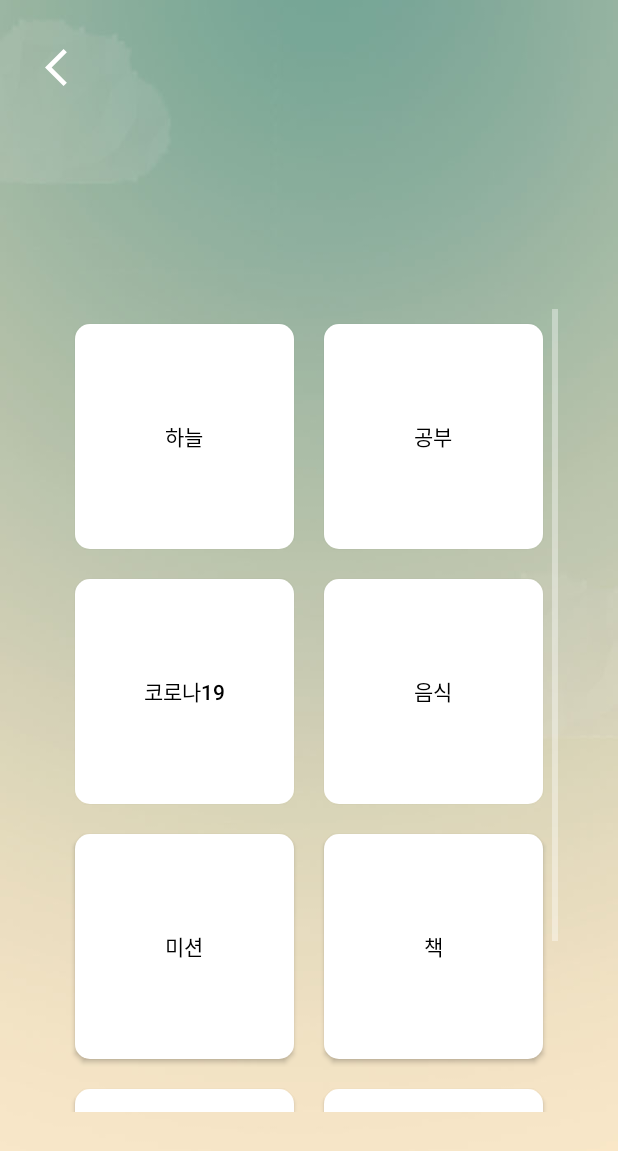
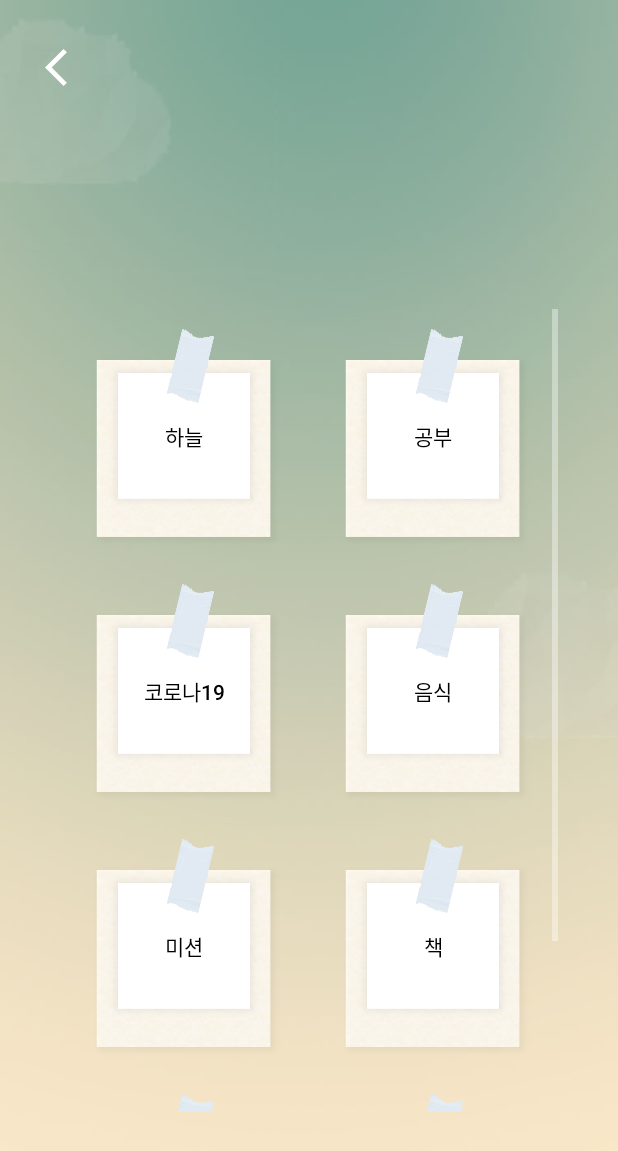
Before and after one commit to IknowAra/TakeToday, an Android app: the Category screen opened directly, with no data from a screen before it, on a phone screen of 412 x 824 dp. Shown: the top 1151 px of the screen. Run offline under Robolectric (Android 15) with nearby library versions, the phone set to English and light mode, and no system bars; our stand-ins replace Firebase (no records; nobody signed in at launch, a user with empty details on screens opened directly).

Commit message:
main 수정

```diff
--- a/app/src/main/java/kr/hs/emirim/cho/taketoday2/Category.kt
+++ b/app/src/main/java/kr/hs/emirim/cho/taketoday2/Category.kt
@@ -64,6 +64,7 @@ class Category : AppCompatActivity() {
         button9.setOnClickListener {
             Toast.makeText(this, "준비중입니다", Toast.LENGTH_SHORT).show()
         }
+
 
     }
 
--- a/app/src/main/res/layout/activity_category.xml
+++ b/app/src/main/res/layout/activity_category.xml
@@ -54,7 +54,7 @@
                     android:weightSum="2">
 
                     <Button
-                        android:background="@drawable/white_box"
+                        android:background="@drawable/pola"
                         android:id="@+id/button2"
                         android:layout_width="0dp"
                         android:layout_height="150dp"
@@ -64,7 +64,7 @@
                         android:textColor="@color/black"/>
 
                     <Button
-                        android:background="@drawable/white_box"
+                        android:background="@drawable/pola"
                         android:id="@+id/button3"
                         android:layout_width="0dp"
                         android:layout_margin="10dp"
@@ -83,7 +83,7 @@
 
                     <Button
                         android:layout_margin="10dp"
-                        android:background="@drawable/white_box"
+                        android:background="@drawable/pola"
                         android:id="@+id/button4"
                         android:layout_width="0dp"
                         android:layout_height="150dp"
@@ -93,7 +93,7 @@
 
                     <Button
                         android:layout_margin="10dp"
-                        android:background="@drawable/white_box"
+                        android:background="@drawable/pola"
                         android:id="@+id/button5"
                         android:layout_width="0dp"
                         android:layout_height="150dp"
@@ -111,7 +111,7 @@
 
                     <Button
                         android:layout_margin="10dp"
-                        android:background="@drawable/white_box"
+                        android:background="@drawable/pola"
                         android:id="@+id/button6"
                         android:layout_width="0dp"
                         android:layout_height="150dp"
@@ -121,7 +121,7 @@
 
                     <Button
                         android:layout_margin="10dp"
-                        android:background="@drawable/white_box"
+                        android:background="@drawable/pola"
                         android:id="@+id/button7"
                         android:layout_width="0dp"
                         android:layout_height="150dp"
@@ -139,7 +139,7 @@
 
                     <Button
                         android:layout_margin="10dp"
-                        android:background="@drawable/white_box"
+                        android:background="@drawable/pola"
                         android:id="@+id/button8"
                         android:layout_width="0dp"
                         android:layout_height="150dp"
@@ -149,7 +149,7 @@
 
                     <Button
                         android:layout_margin="10dp"
-                        android:background="@drawable/white_box"
+                        android:background="@drawable/pola"
                         android:id="@+id/button9"
                         android:layout_width="0dp"
                         android:layout_height="150dp"
--- a/app/src/main/res/layout/activity_login.xml
+++ b/app/src/main/res/layout/activity_login.xml
@@ -28,7 +28,7 @@
                 android:layout_height="200dp"
                 android:layout_gravity="center_horizontal"
                 android:layout_marginRight="10dp"
-                android:layout_marginTop="20dp"
+                android:layout_marginTop="50dp"
                 android:background="@drawable/sign_new" />
 
         <LinearLayout
--- a/app/src/main/res/layout/activity_main.xml
+++ b/app/src/main/res/layout/activity_main.xml
@@ -66,7 +66,7 @@
                     android:layout_margin="10dp"
                     android:layout_weight="1"
                     android:background="@drawable/pola"
-                    android:fontFamily="@font/wandohoper"
+                    android:fontFamily="@font/wellbeing"
                     android:text=""
                     android:textColor="@color/black" />
             </LinearLayout>
@@ -85,7 +85,7 @@
                     android:layout_height="180dp"
                     android:id="@+id/button_3"
                     android:layout_weight="1"
-                    android:fontFamily="@font/wandohoper"
+                    android:fontFamily="@font/wellbeing"
                     android:text="" />
 
                 <Button
@@ -96,7 +96,7 @@
                     android:textColor="@color/black"
                     android:id="@+id/button_4"
                     android:layout_weight="1"
-                    android:fontFamily="@font/wandohoper"
+                    android:fontFamily="@font/wellbeing"
                     android:text="" />
             </LinearLayout>
         </LinearLayout>
```
Also changed, not shown: app/src/main/java/kr/hs/emirim/cho/taketoday2/MainActivity.kt (line endings or trailing spaces), app/src/main/res/drawable-v24/pola.png, app/src/main/res/drawable-v24/pola2.png (added), app/src/main/res/drawable-v24/take.png.
